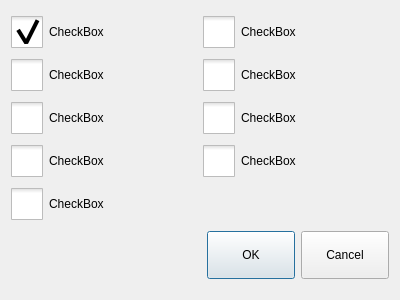
GaussCheng/2-5AxisPunch, file icprogrampage/icpointtype.ui: the form before one commit.
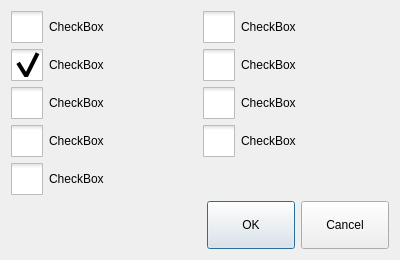
The form after the commit. Icons and pictures are not drawn.

```diff
--- a/icprogrampage/icpointtype.ui
+++ b/icprogrampage/icpointtype.ui
@@ -7,7 +7,7 @@
     <x>0</x>
     <y>0</y>
     <width>400</width>
-    <height>300</height>
+    <height>258</height>
    </rect>
   </property>
   <property name="windowTitle">
@@ -64,6 +64,9 @@
      <property name="text">
       <string>CheckBox</string>
      </property>
+     <property name="checked">
+      <bool>false</bool>
+     </property>
      <attribute name="buttonGroup">
       <string notr="true">buttonGroup</string>
      </attribute>
@@ -84,6 +87,9 @@
      <property name="text">
       <string>CheckBox</string>
      </property>
+     <property name="checked">
+      <bool>true</bool>
+     </property>
      <attribute name="buttonGroup">
       <string notr="true">buttonGroup</string>
      </attribute>
@@ -105,7 +111,7 @@
       <string>CheckBox</string>
      </property>
      <property name="checked">
-      <bool>true</bool>
+      <bool>false</bool>
      </property>
      <attribute name="buttonGroup">
       <string notr="true">buttonGroup</string>
```
